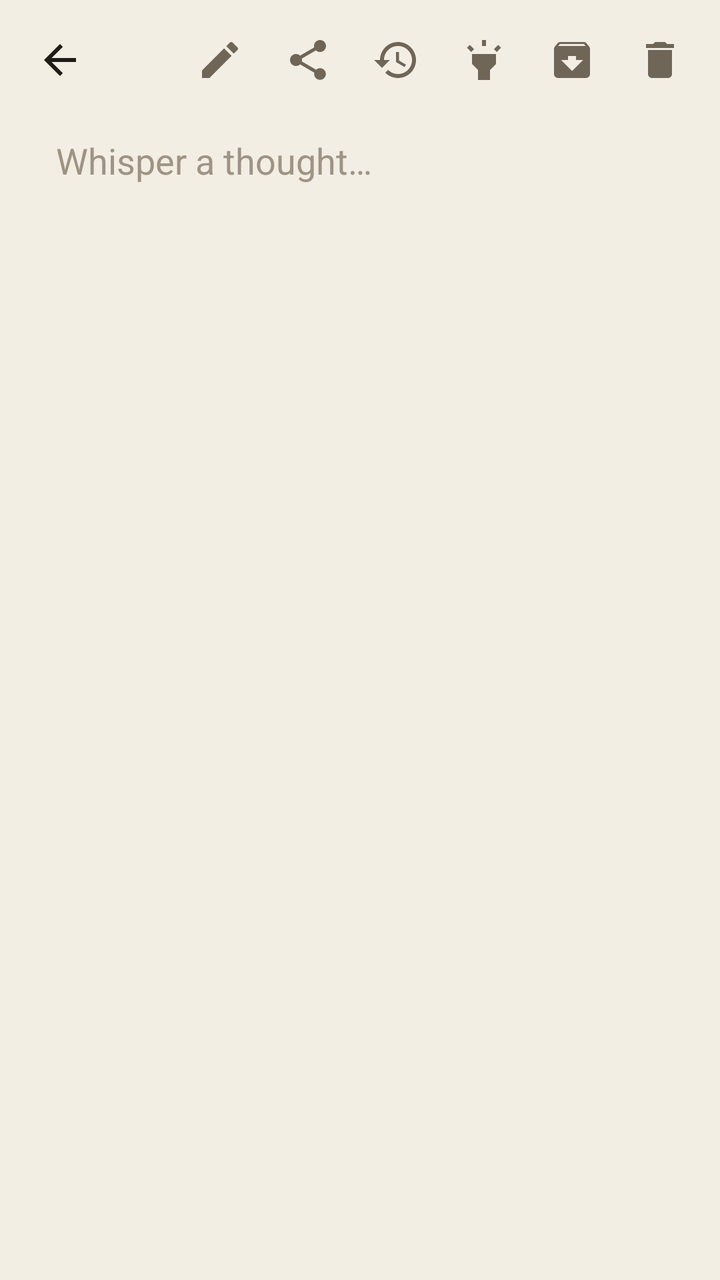
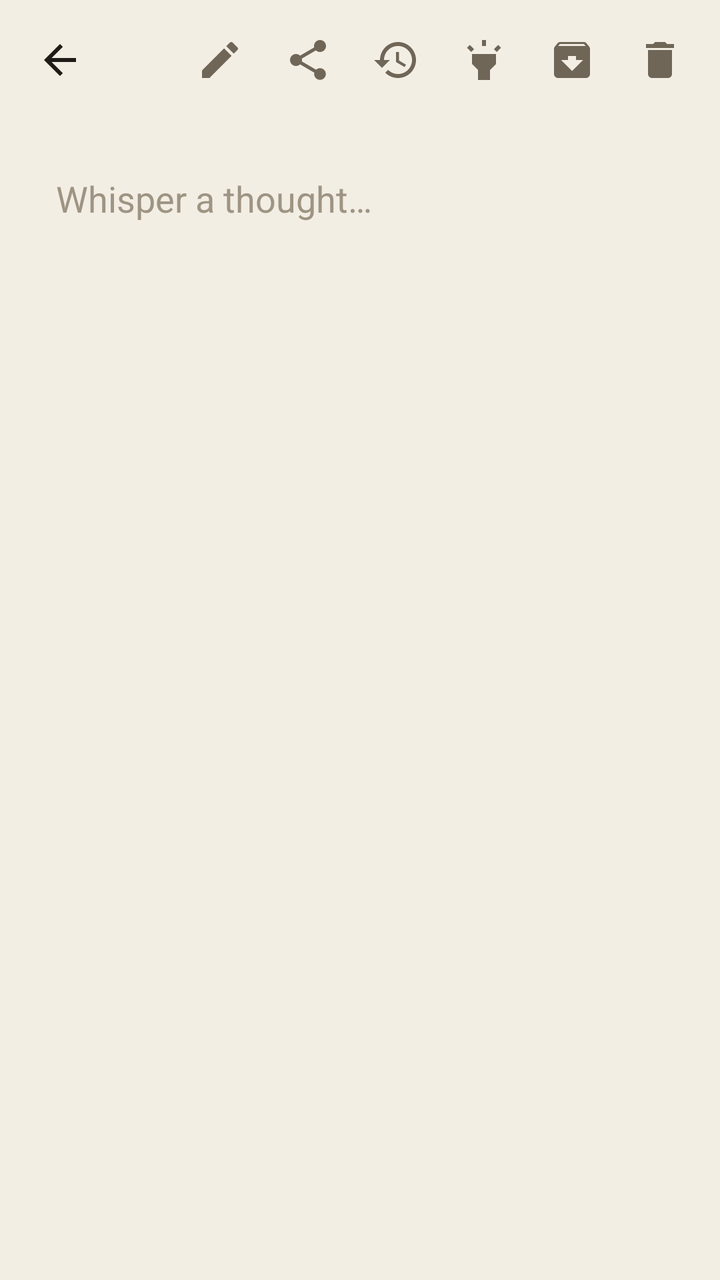

The first picture is an Android layout as it rendered before a commit; the second is the same layout after the commit. The layout source and the unified diff follow.
<!-- AndroidManifest.xml: application theme Theme.DailyWhisper -->
<!-- res/layout/activity_note.xml -->
<?xml version="1.0" encoding="utf-8"?>
<LinearLayout xmlns:android="http://schemas.android.com/apk/res/android"
    android:id="@+id/root" android:layout_width="match_parent" android:layout_height="match_parent"
    android:orientation="vertical" android:background="@color/bg">
    <LinearLayout android:layout_width="match_parent" android:layout_height="wrap_content"
        android:orientation="horizontal" android:gravity="center_vertical" android:padding="8dp">
        <ImageButton android:id="@+id/back" android:layout_width="44dp" android:layout_height="44dp"
            android:src="@drawable/ic_back" android:background="@drawable/bg_icon_btn" android:contentDescription="@string/back" />
        <TextView android:id="@+id/date" android:layout_width="0dp" android:layout_weight="1" android:layout_height="wrap_content"
            android:layout_marginStart="8dp" android:textSize="14sp" android:textColor="@color/text2" android:maxLines="2" />
        <ImageButton android:id="@+id/edit_toggle" android:layout_width="44dp" android:layout_height="44dp"
            android:src="@drawable/ic_edit" android:background="@drawable/bg_icon_btn" android:contentDescription="@string/edit" />
        <ImageButton android:id="@+id/share" android:layout_width="44dp" android:layout_height="44dp"
            android:src="@drawable/ic_share" android:background="@drawable/bg_icon_btn" android:contentDescription="@string/share" />
        <ImageButton android:id="@+id/history" android:layout_width="44dp" android:layout_height="44dp"
            android:src="@drawable/ic_history" android:background="@drawable/bg_icon_btn" android:contentDescription="@string/history" />
        <ImageButton android:id="@+id/highlight" android:layout_width="44dp" android:layout_height="44dp"
            android:src="@drawable/ic_highlight" android:background="@drawable/bg_icon_btn" android:contentDescription="@string/highlight" />
        <ImageButton android:id="@+id/archive" android:layout_width="44dp" android:layout_height="44dp"
            android:src="@drawable/ic_archive" android:background="@drawable/bg_icon_btn" android:contentDescription="@string/archive" />
        <ImageButton android:id="@+id/delete" android:layout_width="44dp" android:layout_height="44dp"
            android:src="@drawable/ic_delete" android:background="@drawable/bg_icon_btn" android:contentDescription="@string/delete" />
    </LinearLayout>
    <TextView android:id="@+id/status" android:layout_width="wrap_content" android:layout_height="wrap_content"
        android:layout_marginStart="28dp" android:textSize="12sp" android:textAllCaps="true" android:letterSpacing="0.1"
        android:textColor="@color/accent" android:visibility="gone" />
    <TextView android:id="@+id/read_hint" android:layout_width="wrap_content" android:layout_height="wrap_content"
        android:layout_marginStart="28dp" android:layout_marginTop="2dp" android:textSize="12sp"
        android:textColor="@color/hint" android:text="@string/read_hint" android:visibility="gone" />
    <ScrollView android:layout_width="match_parent" android:layout_height="0dp" android:layout_weight="1" android:fillViewport="true">
        <EditText android:id="@+id/edit" android:layout_width="match_parent" android:layout_height="wrap_content"
            android:background="@null" android:gravity="top|start" android:paddingStart="28dp" android:paddingEnd="28dp"
            android:paddingTop="8dp" android:paddingBottom="48dp" android:textColor="@color/text"
            android:lineSpacingMultiplier="1.35" android:inputType="textMultiLine|textCapSentences|textAutoCorrect"
            android:importantForAutofill="no" android:hint="@string/composer_hint" />
    </ScrollView>
    
    <LinearLayout android:id="@+id/tr_panel" android:layout_width="match_parent" android:layout_height="wrap_content"
        android:layout_marginStart="10dp" android:layout_marginEnd="10dp" android:layout_marginBottom="10dp"
        android:orientation="vertical" android:background="@drawable/bg_panel" android:paddingStart="20dp"
        android:paddingEnd="8dp" android:paddingTop="6dp" android:paddingBottom="10dp" android:visibility="gone">
        <LinearLayout android:layout_width="match_parent" android:layout_height="wrap_content"
            android:orientation="horizontal" android:gravity="center_vertical">
            <ImageView android:layout_width="18dp" android:layout_height="18dp" android:src="@drawable/ic_translate"
                android:importantForAccessibility="no" />
            <TextView android:id="@+id/tr_title" android:layout_width="0dp" android:layout_weight="1" android:layout_height="wrap_content"
                android:layout_marginStart="8dp" android:textSize="13sp" android:textColor="@color/text2" android:maxLines="1"
                android:ellipsize="end" />
            <ImageButton android:id="@+id/tr_close" android:layout_width="40dp" android:layout_height="40dp"
                android:src="@drawable/ic_close" android:background="@drawable/bg_icon_btn" android:contentDescription="@string/close" />
        </LinearLayout>
        <TextView android:id="@+id/tr_note" android:layout_width="match_parent" android:layout_height="wrap_content"
            android:layout_marginEnd="12dp" android:textSize="12sp" android:textColor="@color/hint" android:visibility="gone" />
        <ProgressBar android:id="@+id/tr_progress" style="@android:style/Widget.Material.ProgressBar.Horizontal"
            android:layout_width="match_parent" android:layout_height="4dp" android:layout_marginTop="6dp"
            android:layout_marginEnd="12dp" android:indeterminate="true" android:indeterminateTint="@color/accent" />
        <com.anoop.dailywhisper.MaxHeightScrollView android:id="@+id/tr_scroll" android:layout_width="match_parent" android:layout_height="wrap_content">
            <TextView android:id="@+id/tr_text" android:layout_width="match_parent" android:layout_height="wrap_content"
                android:paddingTop="8dp" android:paddingBottom="8dp" android:paddingEnd="12dp" android:textColor="@color/text"
                android:lineSpacingMultiplier="1.3" android:textIsSelectable="true" android:fontFamily="serif" />
        </com.anoop.dailywhisper.MaxHeightScrollView>
        <LinearLayout android:id="@+id/tr_actions" android:layout_width="match_parent" android:layout_height="wrap_content"
            android:orientation="horizontal" android:gravity="end">
            <Button android:id="@+id/tr_copy" android:layout_width="wrap_content" android:layout_height="44dp"
                android:text="@string/tr_copy" android:textAllCaps="false" android:textColor="@color/accent"
                android:background="@drawable/bg_icon_btn" style="?android:attr/borderlessButtonStyle" />
            <Button android:id="@+id/tr_keep" android:layout_width="wrap_content" android:layout_height="44dp"
                android:text="@string/tr_keep" android:textAllCaps="false" android:textColor="@color/accent"
                android:background="@drawable/bg_icon_btn" style="?android:attr/borderlessButtonStyle" />
            <Button android:id="@+id/tr_replace" android:layout_width="wrap_content" android:layout_height="44dp"
                android:text="@string/tr_replace" android:textAllCaps="false" android:textColor="@color/accent"
                android:background="@drawable/bg_icon_btn" style="?android:attr/borderlessButtonStyle" />
        </LinearLayout>
    </LinearLayout>
</LinearLayout>
<!-- resources referenced by this layout -->
<resources>
  <color name="accent">#56735B</color>
  <color name="bg">#F3EEE4</color>
  <color name="hint">#9E9483</color>
  <color name="text">#1F1B16</color>
  <color name="text2">#6F6658</color>
  <!-- drawable bg_icon_btn (drawable) -->
  <?xml version="1.0" encoding="utf-8"?>
  <ripple xmlns:android="http://schemas.android.com/apk/res/android" android:color="@color/ripple" android:radius="22dp" />
  <!-- drawable bg_panel (drawable) -->
  <?xml version="1.0" encoding="utf-8"?>
  <shape xmlns:android="http://schemas.android.com/apk/res/android"><corners android:radius="22dp"/><solid android:color="@color/card"/><stroke android:width="1dp" android:color="@color/outline"/></shape>
  <!-- drawable ic_back (drawable) -->
  <?xml version="1.0" encoding="utf-8"?>
  <vector xmlns:android="http://schemas.android.com/apk/res/android" android:width="24dp" android:height="24dp" android:viewportWidth="24" android:viewportHeight="24" android:tint="@color/text">
      <path android:fillColor="#FFFFFFFF" android:pathData="M20,11H7.83l5.59,-5.59L12,4l-8,8 8,8 1.41,-1.41L7.83,13H20v-2z"/>
  </vector>
  <!-- drawable ic_close (drawable) -->
  <?xml version="1.0" encoding="utf-8"?>
  <vector xmlns:android="http://schemas.android.com/apk/res/android" android:width="24dp" android:height="24dp" android:viewportWidth="24" android:viewportHeight="24" android:tint="@color/text2">
      <path android:fillColor="#FFFFFFFF" android:pathData="M19,6.41L17.59,5 12,10.59 6.41,5 5,6.41 10.59,12 5,17.59 6.41,19 12,13.41 17.59,19 19,17.59 13.41,12z"/>
  </vector>
  <!-- drawable ic_delete (drawable) -->
  <?xml version="1.0" encoding="utf-8"?>
  <vector xmlns:android="http://schemas.android.com/apk/res/android" android:width="24dp" android:height="24dp" android:viewportWidth="24" android:viewportHeight="24" android:tint="@color/text2">
      <path android:fillColor="#FFFFFFFF" android:pathData="M6,19c0,1.1 0.9,2 2,2h8c1.1,0 2,-0.9 2,-2V7H6v12zM19,4h-3.5l-1,-1h-5l-1,1H5v2h14V4z"/>
  </vector>
  <!-- drawable ic_edit (drawable) -->
  <?xml version="1.0" encoding="utf-8"?>
  <vector xmlns:android="http://schemas.android.com/apk/res/android" android:width="24dp" android:height="24dp" android:viewportWidth="24" android:viewportHeight="24" android:tint="@color/text2">
      <path android:fillColor="#FFFFFFFF" android:pathData="M3,17.25V21h3.75L17.81,9.94l-3.75,-3.75L3,17.25zM20.71,7.04c0.39,-0.39 0.39,-1.02 0,-1.41l-2.34,-2.34c-0.39,-0.39 -1.02,-0.39 -1.41,0l-1.83,1.83 3.75,3.75 1.83,-1.83z"/>
  </vector>
  <!-- drawable ic_highlight (drawable) -->
  <?xml version="1.0" encoding="utf-8"?>
  <vector xmlns:android="http://schemas.android.com/apk/res/android" android:width="24dp" android:height="24dp" android:viewportWidth="24" android:viewportHeight="24" android:tint="@color/text2">
      <path android:fillColor="#FFFFFFFF" android:pathData="M6,14l3,3v5h6v-5l3,-3V9H6V14zM11,2h2v3h-2V2zM3.5,5.88l1.41,-1.41 2.12,2.12L5.62,8L3.5,5.88zM16.96,6.59l2.12,-2.12 1.41,1.41L18.38,8L16.96,6.59z"/>
  </vector>
  <string name="archive">Archive</string>
  <string name="back">Back</string>
  <string name="close">Close</string>
  <string name="composer_hint">Whisper a thought…</string>
  <string name="delete">Delete note</string>
  <string name="edit">Edit note</string>
  <string name="highlight">Highlight</string>
  <string name="history">Version history</string>
  <string name="read_hint">Tap the note to translate it  ·  long-press or ✎ to edit</string>
  <string name="share">Share note</string>
  <string name="tr_copy">Copy</string>
  <string name="tr_keep">Keep both</string>
  <string name="tr_replace">Replace</string>
  <color name="ripple">#2256735B</color>
  <color name="card">#FFFCF7</color>
  <color name="outline">#E4DCCE</color>
  <style name="DwDialog" parent="@android:style/Theme.Material.Light.Dialog.Alert">
          <item name="android:colorAccent">@color/accent</item>
          <item name="android:colorBackground">@color/card</item>
          <item name="android:textColorPrimary">@color/text</item>
      </style>
  <!-- unchanged entries left out for length: 5 -->
</resources>

<!-- the commit's change to res/layout/activity_note.xml (unified diff, before → after) -->
@@ -6,8 +6,7 @@
         android:orientation="horizontal" android:gravity="center_vertical" android:padding="8dp">
         <ImageButton android:id="@+id/back" android:layout_width="44dp" android:layout_height="44dp"
             android:src="@drawable/ic_back" android:background="@drawable/bg_icon_btn" android:contentDescription="@string/back" />
-        <TextView android:id="@+id/date" android:layout_width="0dp" android:layout_weight="1" android:layout_height="wrap_content"
-            android:layout_marginStart="8dp" android:textSize="14sp" android:textColor="@color/text2" android:maxLines="2" />
+        <Space android:layout_width="0dp" android:layout_height="1dp" android:layout_weight="1" />
         <ImageButton android:id="@+id/edit_toggle" android:layout_width="44dp" android:layout_height="44dp"
             android:src="@drawable/ic_edit" android:background="@drawable/bg_icon_btn" android:contentDescription="@string/edit" />
         <ImageButton android:id="@+id/share" android:layout_width="44dp" android:layout_height="44dp"
@@ -21,11 +20,15 @@
         <ImageButton android:id="@+id/delete" android:layout_width="44dp" android:layout_height="44dp"
             android:src="@drawable/ic_delete" android:background="@drawable/bg_icon_btn" android:contentDescription="@string/delete" />
     </LinearLayout>
+    
+    <TextView android:id="@+id/date" android:layout_width="wrap_content" android:layout_height="wrap_content"
+        android:layout_marginStart="28dp" android:layout_marginEnd="28dp" android:textSize="14sp"
+        android:textColor="@color/text2" android:maxLines="2" />
     <TextView android:id="@+id/status" android:layout_width="wrap_content" android:layout_height="wrap_content"
         android:layout_marginStart="28dp" android:textSize="12sp" android:textAllCaps="true" android:letterSpacing="0.1"
         android:textColor="@color/accent" android:visibility="gone" />
     <TextView android:id="@+id/read_hint" android:layout_width="wrap_content" android:layout_height="wrap_content"
-        android:layout_marginStart="28dp" android:layout_marginTop="2dp" android:textSize="12sp"
+        android:layout_marginStart="28dp" android:layout_marginEnd="28dp" android:layout_marginTop="2dp" android:textSize="12sp"
         android:textColor="@color/hint" android:text="@string/read_hint" android:visibility="gone" />
     <ScrollView android:layout_width="match_parent" android:layout_height="0dp" android:layout_weight="1" android:fillViewport="true">
         <EditText android:id="@+id/edit" android:layout_width="match_parent" android:layout_height="wrap_content"
